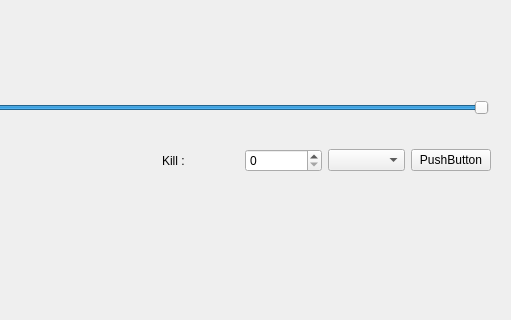
Above: EconomicEngineDebugGUI/EconomicEngineDebugGUI.ui from ZeCroque/EconomicEngine before the change; both pictures show x 689 to 1200 and y 225 to 545 of the 1200 by 680 pixel window. Below: the same form after it.
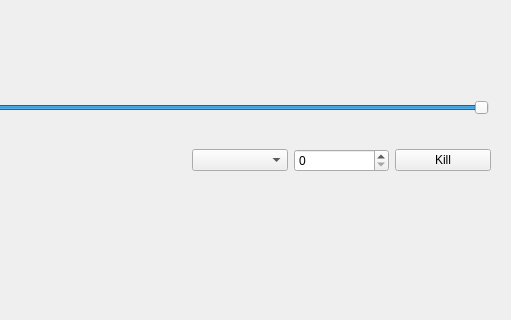
That is the form after the change. Custom widgets are drawn as their Qt base class.

Commit message: Feat -> Kill: FInish kill implementation

Patch:
```diff
--- a/EconomicEngineDebugGUI/EconomicEngineDebugGUI.ui
+++ b/EconomicEngineDebugGUI/EconomicEngineDebugGUI.ui
@@ -262,50 +262,25 @@
    <widget class="QWidget" name="gridLayoutWidget">
     <property name="geometry">
      <rect>
-      <x>840</x>
+      <x>870</x>
       <y>360</y>
-      <width>351</width>
+      <width>321</width>
       <height>51</height>
      </rect>
     </property>
     <layout class="QGridLayout" name="gridLayout">
-     <item row="0" column="2">
-      <widget class="QComboBox" name="cBKill"/>
+     <item row="0" column="1">
+      <widget class="QSpinBox" name="sBKill"/>
      </item>
      <item row="0" column="3">
       <widget class="QPushButton" name="pBKill">
        <property name="text">
-        <string>PushButton</string>
+        <string>Kill</string>
        </property>
       </widget>
      </item>
      <item row="0" column="0">
-      <widget class="QLabel" name="lbKill">
-       <property name="layoutDirection">
-        <enum>Qt::LeftToRight</enum>
-       </property>
-       <property name="autoFillBackground">
-        <bool>false</bool>
-       </property>
-       <property name="text">
-        <string>Kill :</string>
-       </property>
-       <property name="scaledContents">
-        <bool>false</bool>
-       </property>
-       <property name="alignment">
-        <set>Qt::AlignLeading|Qt::AlignLeft|Qt::AlignVCenter</set>
-       </property>
-       <property name="wordWrap">
-        <bool>true</bool>
-       </property>
-       <property name="margin">
-        <number>10</number>
-       </property>
-      </widget>
-     </item>
-     <item row="0" column="1">
-      <widget class="QSpinBox" name="sBKill"/>
+      <widget class="QComboBox" name="cBKill"/>
      </item>
     </layout>
    </widget>
```
The commit also changes 5 other files.
